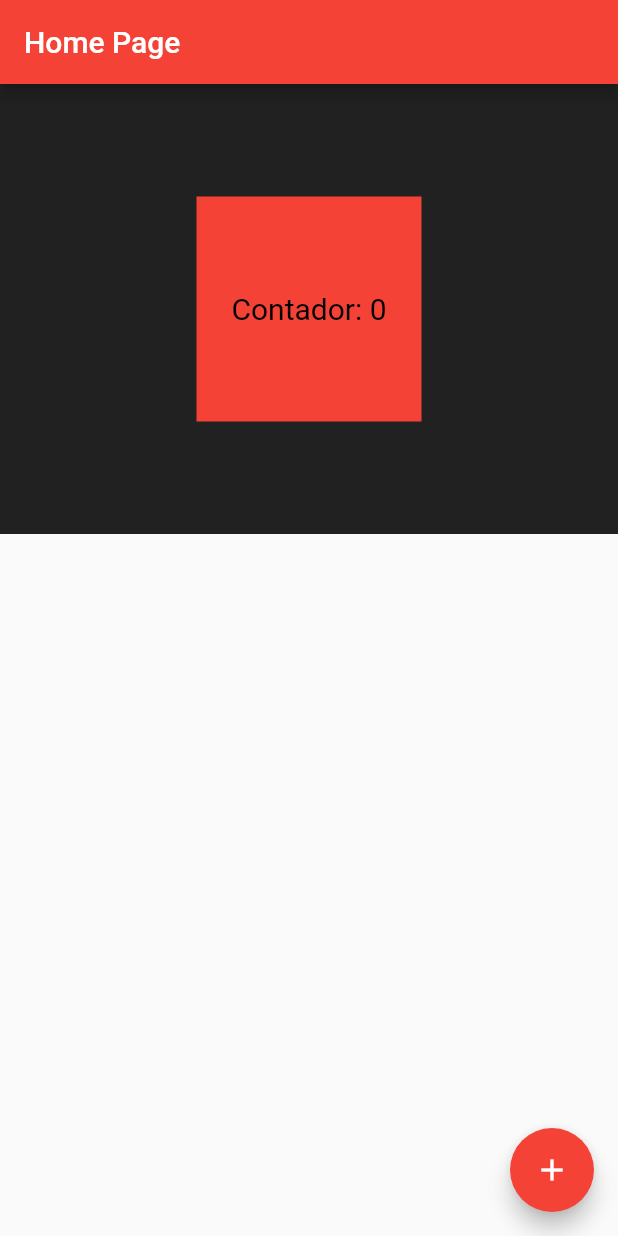
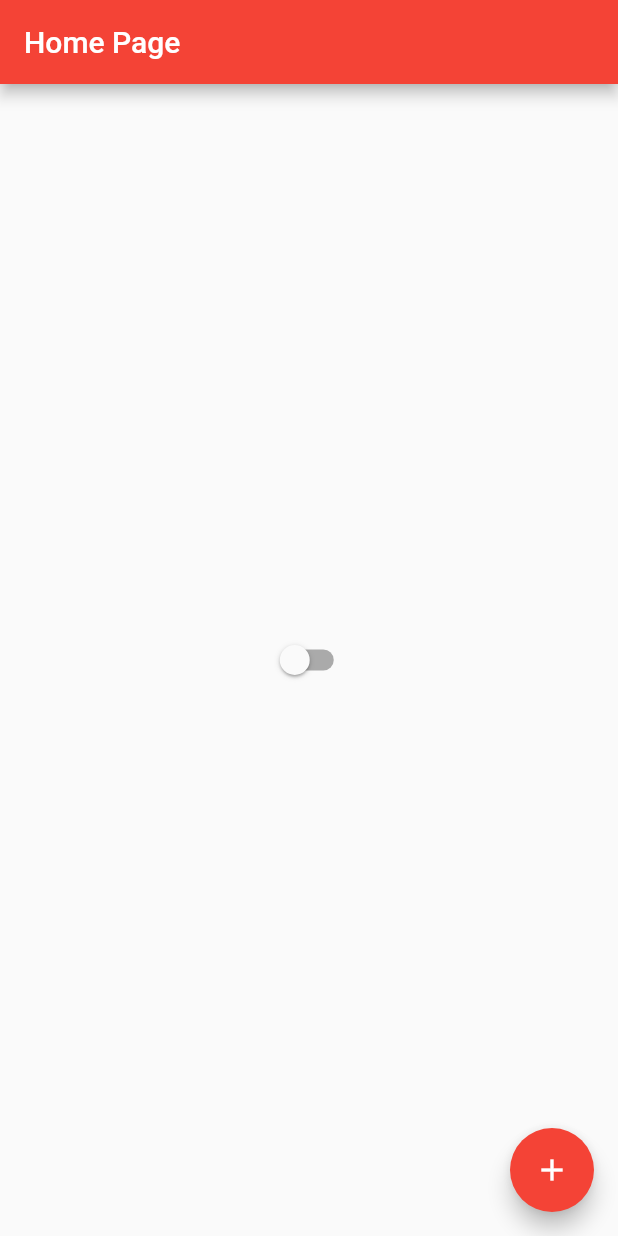
Before and after one commit to Luizgpp/Maratona-Flutter, a Flutter app: the screen it shows after launch, on a phone screen of 412 x 824 dp. Run offline on Flutter 3.47's test engine with Material 2 defaults, Android fonts, the phone set to English and light mode, and no system bars.

Commit message:
Gerencia de Estado - Switch Button - Dark Theme

```diff
--- /dev/null
+++ b/PrimeiroProjeto/HelloWorld/lib/app_controller.dart
@@ -0,0 +1,11 @@
+import 'package:flutter/cupertino.dart';
+
+class AppController extends ChangeNotifier {
+  static AppController instance = AppController();
+
+  bool isDarkTheme = false;
+  changeTheme() {
+    isDarkTheme = !isDarkTheme;
+    notifyListeners();
+  }
+}
--- a/PrimeiroProjeto/HelloWorld/lib/app_widget.dart
+++ b/PrimeiroProjeto/HelloWorld/lib/app_widget.dart
@@ -1,3 +1,4 @@
+import 'package:HelloWorld/app_controller.dart';
 import 'package:flutter/cupertino.dart';
 import 'package:flutter/material.dart';
 
@@ -10,9 +11,18 @@ class AppWidget extends StatelessWidget {
 
   @override
   Widget build(BuildContext context) {
-    return MaterialApp(
-      theme: ThemeData(primarySwatch: Colors.red),
-      home: HomePage(),
+    return AnimatedBuilder(
+      animation: AppController.instance,
+      builder: (context, child) {
+        return MaterialApp(
+          theme: ThemeData(
+              primarySwatch: Colors.red,
+              brightness: AppController.instance.isDarkTheme
+                  ? Brightness.dark
+                  : Brightness.light),
+          home: HomePage(),
+        );
+      },
     );
   }
 }
--- a/PrimeiroProjeto/HelloWorld/lib/home_page.dart
+++ b/PrimeiroProjeto/HelloWorld/lib/home_page.dart
@@ -1,3 +1,4 @@
+import 'package:HelloWorld/app_controller.dart';
 import 'package:flutter/material.dart';
 
 class HomePage extends StatefulWidget {
@@ -16,25 +17,12 @@ class HomePageState extends State<HomePage> {
       appBar: AppBar(
         title: Text('Home Page'),
       ),
-      body: Container(
-        height: 300,
-        width: double.infinity,
-        color: Colors.black87,
-        child: Center(
-          child: Container(
-            height: 150,
-            width: 150,
-            color: Colors.red,
-            child: GestureDetector(
-              child: Center(
-                child: Text(
-                  'Contador: $counter',
-                  style: TextStyle(fontSize: 20, color: Colors.black),
-                ),
-              ),
-            ),
-          ),
-        ),
+      body: Center(
+        child: Switch(
+            value: AppController.instance.isDarkTheme,
+            onChanged: (value) {
+              AppController.instance.changeTheme();
+            }),
       ),
       floatingActionButton: FloatingActionButton(
         child: Icon(Icons.add),
```
